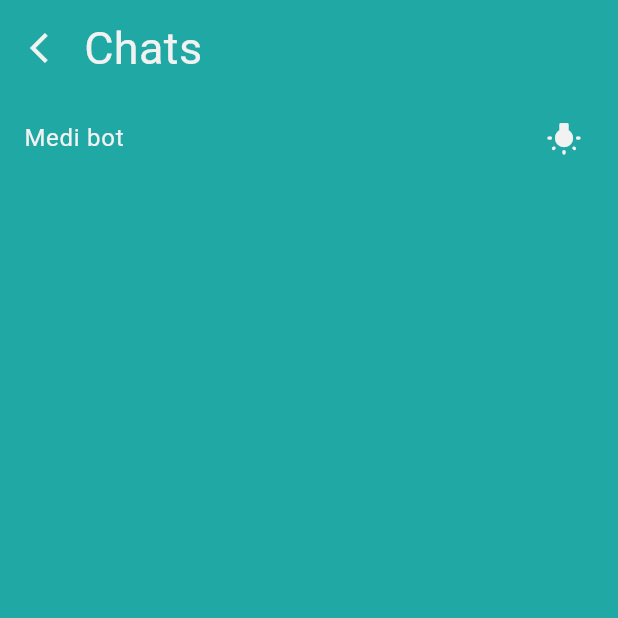
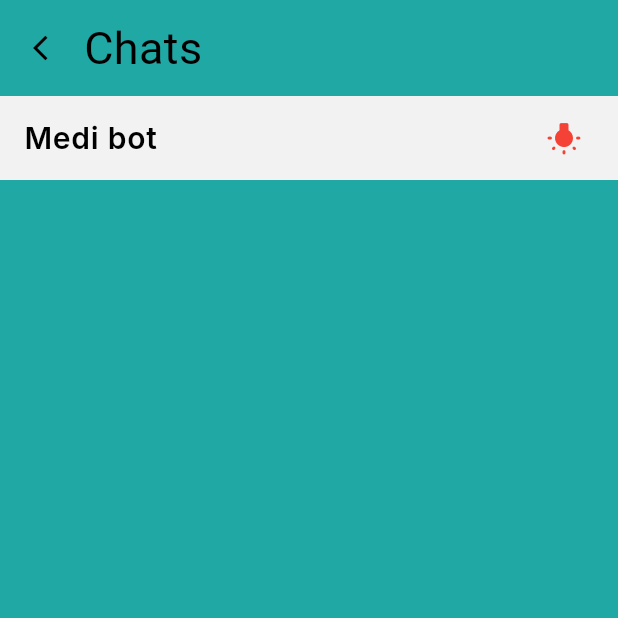
Before and after one commit to Shashank-Sahu8/problems, a Flutter app: the screen it shows once a user with an empty profile is signed in, after a tap on the "message" icon, on a phone screen of 412 x 824 dp, the top half of it. Run offline on Flutter 3.47's test engine with Material 3 defaults, Android fonts, the light colour scheme and no system bars; our stand-ins replace cloud_firestore, connectivity_plus, dash_chat_2, file_picker, firebase_auth, firebase_core and 14 more; missing offline and left inert: country_state_picker_plus, datetime_picker_field_platform, msh_checkbox, random_avatar; accounts and stored records are empty.

Commit message:
shashank2

```diff
--- a/lib/Chats/Chat.dart
+++ b/lib/Chats/Chat.dart
@@ -1,7 +1,6 @@
 import 'package:cloud_firestore/cloud_firestore.dart';
 import 'package:file_picker/file_picker.dart';
 import 'package:firebase_auth/firebase_auth.dart';
-import 'package:firebase_core/firebase_core.dart';
 import 'package:flutter/material.dart';
 import 'package:project_power/Chats/chat_service.dart';
 
@@ -75,7 +74,10 @@ class _chat_pageState extends State<chat_page> {
             return Text('Error');
           }
           if (snapshot.connectionState == ConnectionState.waiting) {
-            return CircularProgressIndicator();
+            return Center(
+                child: CircularProgressIndicator(
+              strokeWidth: 5,
+            ));
           }
           return ListView(
             children: snapshot.data!.docs
--- a/lib/Chats/chat_inbox_page.dart
+++ b/lib/Chats/chat_inbox_page.dart
@@ -1,6 +1,7 @@
 import 'package:cloud_firestore/cloud_firestore.dart';
 import 'package:firebase_auth/firebase_auth.dart';
 import 'package:flutter/material.dart';
+import 'package:google_fonts/google_fonts.dart';
 import 'package:project_power/Chats/Chat.dart';
 
 import 'ai_call1.dart';
@@ -28,22 +29,42 @@ class _ChatInboxPageState extends State<ChatInboxPage> {
                       onPressed: () {
                         Navigator.pop(context);
                       },
-                      icon: Icon(Icons.arrow_back_ios)),
+                      icon: Icon(
+                        Icons.arrow_back_ios,
+                        color: Theme.of(context).colorScheme.onPrimary,
+                        size: 20,
+                      )),
                   Text(
                     'Chats',
-                    style: TextStyle(fontSize: 30),
+                    style: TextStyle(
+                      fontSize: 30,
+                      color: Theme.of(context).colorScheme.onPrimary,
+                    ),
                   ),
                 ],
               ),
             ),
-            ListTile(
+            Container(
+              color: Theme.of(context).colorScheme.tertiary,
+              child: ListTile(
                 onTap: () {
-                Navigator.push(context,
-                    MaterialPageRoute(builder: (context) => aicall1()));
+                  Navigator.push(
+                      context, MaterialPageRoute(builder: (context) => bot()));
                 },
-              title: Text('Medi bot'),
-              trailing: Icon(Icons.wb_incandescent_rounded),
+                title: Text(
+                  'Medi bot',
+                  style: GoogleFonts.inter(
+                      color: Theme.of(context).colorScheme.onPrimary,
+                      fontSize: 20,
+                      fontWeight: FontWeight.w600),
                 ),
+                trailing: Icon(
+                  Icons.wb_incandescent_rounded,
+                  color: Colors.red,
+                ),
+              ),
+            ),
+            //Divider(),
             _buildInbox(),
           ],
         ),
@@ -81,10 +102,21 @@ class _ChatInboxPageState extends State<ChatInboxPage> {
     Map<String, dynamic> data = document.data()! as Map<String, dynamic>;
 
     // Don't display the current user in the list
-    if (FirebaseAuth.instance.currentUser!.email != data['email']) {
-      return ListTile(
+    if (FirebaseAuth.instance.currentUser!.email != data['email'] &&
+        data['check'] == true) {
+      return Padding(
+        padding: const EdgeInsets.only(left: 15.0, right: 15, top: 15),
+        child: Container(
+          decoration: BoxDecoration(
+              borderRadius: BorderRadius.circular(10),
+              color: Theme.of(context).colorScheme.tertiary),
+          child: ListTile(
             title: Text(
-          data['name'],
+              "Dr.  " + data['name'],
+              style: GoogleFonts.acme(
+                  color: Theme.of(context).colorScheme.onPrimary,
+                  fontSize: 20,
+                  fontWeight: FontWeight.w600),
             ),
             onTap: () {
               Navigator.push(
@@ -97,10 +129,10 @@ class _ChatInboxPageState extends State<ChatInboxPage> {
                 ),
               );
             },
+          ),
+        ),
       );
     }
-
-    // Return an empty container if the current user matches
     return Container();
   }
 }
--- a/lib/Starting_Flow/6.Verify_Mail.dart
+++ b/lib/Starting_Flow/6.Verify_Mail.dart
@@ -3,6 +3,7 @@ import 'package:cloud_firestore/cloud_firestore.dart';
 import 'package:firebase_auth/firebase_auth.dart';
 import 'package:flutter/material.dart';
 import 'package:fluttertoast/fluttertoast.dart';
+import 'package:project_power/Starting_Flow/witing_page2.o.dart';
 import 'package:project_power/User/Bottom_Navigation.dart';
 import 'package:project_power/Starting_Flow/4.Login.dart';
 import 'package:project_power/Practitioner/pr_homepage.dart';
@@ -102,7 +103,7 @@ class _verify_mailState extends State<verify_mail> {
 
   @override
   Widget build(BuildContext context) => isvar == true
-      ? route()
+      ? witing_page2()
       : Scaffold(
           appBar: AppBar(
             title: Text('verify Email'),
--- /dev/null
+++ b/lib/Starting_Flow/witing_page2.o.dart
@@ -0,0 +1,82 @@
+import 'package:cloud_firestore/cloud_firestore.dart';
+import 'package:firebase_auth/firebase_auth.dart';
+import 'package:flutter/material.dart';
+import 'package:flutter_spinkit/flutter_spinkit.dart';
+
+import '../Practitioner/pr_homepage.dart';
+import '../User/Bottom_Navigation.dart';
+import '7.Waiting_Page.dart';
+
+class witing_page2 extends StatefulWidget {
+  const witing_page2({super.key});
+
+  @override
+  State<witing_page2> createState() => _witing_page2State();
+}
+
+class _witing_page2State extends State<witing_page2> {
+  route() {
+    var kk = FirebaseFirestore.instance
+        .collection('User')
+        .doc('details')
+        .collection('data')
+        .doc(FirebaseAuth.instance.currentUser!.uid)
+        .get()
+        .then((DocumentSnapshot documentSnapshot) {
+      if (documentSnapshot.exists) {
+        if (documentSnapshot.get('practitioner') == true) {
+          if (documentSnapshot.get('check') == true) {
+            Navigator.pushReplacement(
+              context,
+              MaterialPageRoute(
+                builder: (context) => pr_homepage(),
+              ),
+            );
+          } else {
+            Navigator.push(
+                context, MaterialPageRoute(builder: (context) => wait()));
+          }
+        } else {
+          Navigator.pushReplacement(
+            context,
+            MaterialPageRoute(
+              builder: (context) => bottomnav(),
+            ),
+          );
+        }
+      } else {
+        print('Document does not exist on the database' +
+            "${FirebaseAuth.instance.currentUser!.uid}");
+      }
+    });
+  }
+
+  @override
+  void initState() {
+    // TODO: implement initState
+    super.initState();
+    route();
+  }
+
+  @override
+  Widget build(BuildContext context) {
+    return Scaffold(
+      backgroundColor: Color(0xfffeebe6),
+      body: Center(
+        child: Stack(
+          alignment: Alignment.center,
+          children: [
+            Image.asset(
+              'assets/power1.png',
+              height: 200,
+            ),
+            SpinKitPulse(
+              color: Colors.blueGrey,
+              size: 200,
+            )
+          ],
+        ),
+      ),
+    );
+  }
+}
--- a/lib/Theme/Theme_model.dart
+++ b/lib/Theme/Theme_model.dart
@@ -8,13 +8,13 @@ class Themeclass {
         background: Colors.white, //background1
         primary: Color(0xffff597d),
         onPrimaryContainer: Color(0xfffebece), //containers background4
-        onSurface: Color(0xfff2f2f2), //background2
+        onSurface: Colors.black, //, //text
         secondary: Color(0xff8cd3d5), //containers background1
         onSecondaryContainer: Color(0xfff7a26b), //containers background2
-        tertiary: Color(0xffc5aef6), //containers background3
+        tertiary: Color(0xfff2f2f2), //containers background3
         onTertiary: Color(0xffff597d), //button
         surface: Color(0xff20a8a5), //active button
-        onPrimary: Colors.black //text
+        onPrimary: Colors.black //text change
         ),
   );
 
@@ -24,13 +24,13 @@ class Themeclass {
           background: Color(0xff242424), //background1
           primary: Color(0xff7F3DFF),
           onPrimaryContainer: Color(0xfffebece), //containers background4
-          onSurface: Color(0xff1b1b1b), //background poped
+          onSurface: Colors.black, //Color(0xff1b1b1b), //default text
           secondary: Color(0xff8cd3d5), //containers background1
           onSecondaryContainer: Color(0xfff7a26b), //containers background2
-          tertiary: Color(0xffc5aef6), //containers background3
+          tertiary: Color(0xff1b1b1b), //containers background3
           onTertiary: Color(0xffff597d), //botton
           surface: Color(0xff20a8a5), //active button
-          onPrimary: Colors.white //text
+          onPrimary: Colors.white //text change
           ));
 }
 
--- a/lib/User/Pages View/Calender.dart
+++ b/lib/User/Pages View/Calender.dart
@@ -1,4 +1,5 @@
 import 'package:flutter/material.dart';
+import 'package:flutter_heatmap_calendar/flutter_heatmap_calendar.dart';
 
 class calender extends StatefulWidget {
   const calender({super.key});
--- a/lib/User/Pages View/Community.dart
+++ b/lib/User/Pages View/Community.dart
@@ -136,7 +136,7 @@ class _communityState extends State<community> {
                           child: Text('Error'),
                         );
                       }
-                      return CircularProgressIndicator();
+                      return Center(child: CircularProgressIndicator());
                     },
                   ),
                 ],
--- a/pubspec.yaml
+++ b/pubspec.yaml
@@ -75,6 +75,8 @@ dependencies:
   flutter_email_sender:
   random_avatar: ^0.0.8
   shimmer: ^3.0.0
+  flutter_heatmap_calendar: ^1.0.5
+  dash_chat_2: ^0.0.20
 
 
 dev_dependencies:
```
Also changed, not shown: lib/Chats/ai_call1.dart (+77 -84 lines), lib/Chats/ai_call2.dart (deleted, +0 -62 lines), lib/Starting_Flow/3.i.Personal_Details.dart (+12 -4 lines), lib/Starting_Flow/3.ii. Practitioner_Details.dart (+13 -4 lines), pubspec.lock, 1 other file. Lines whose indentation alone changed are shown as unchanged.
